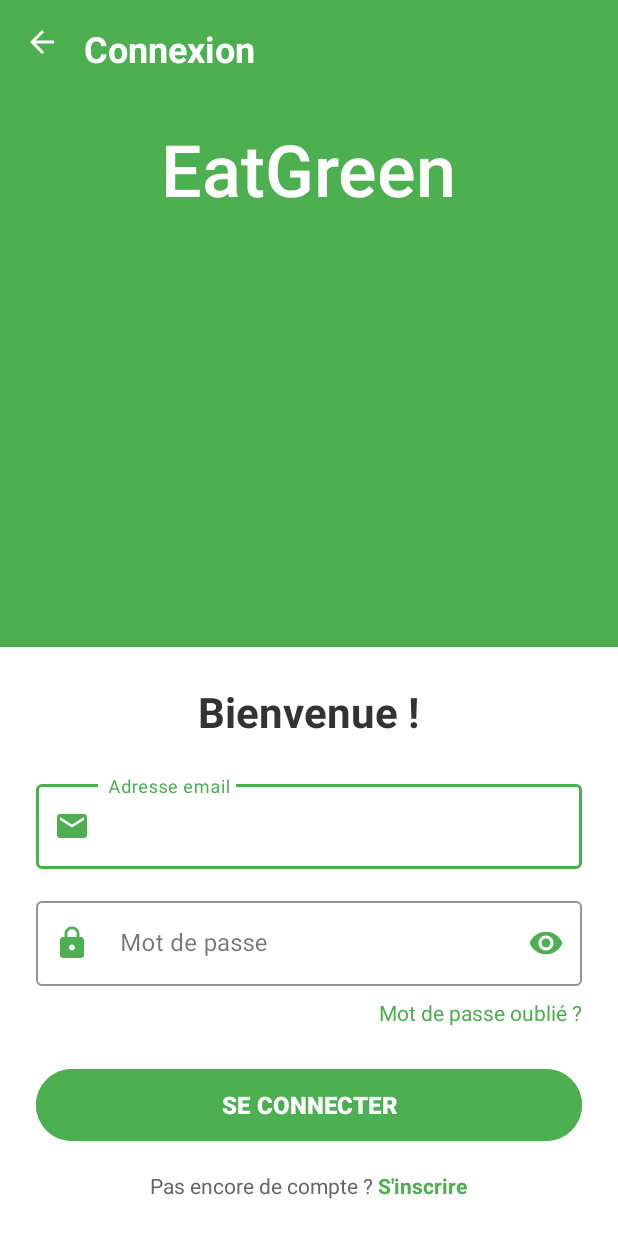
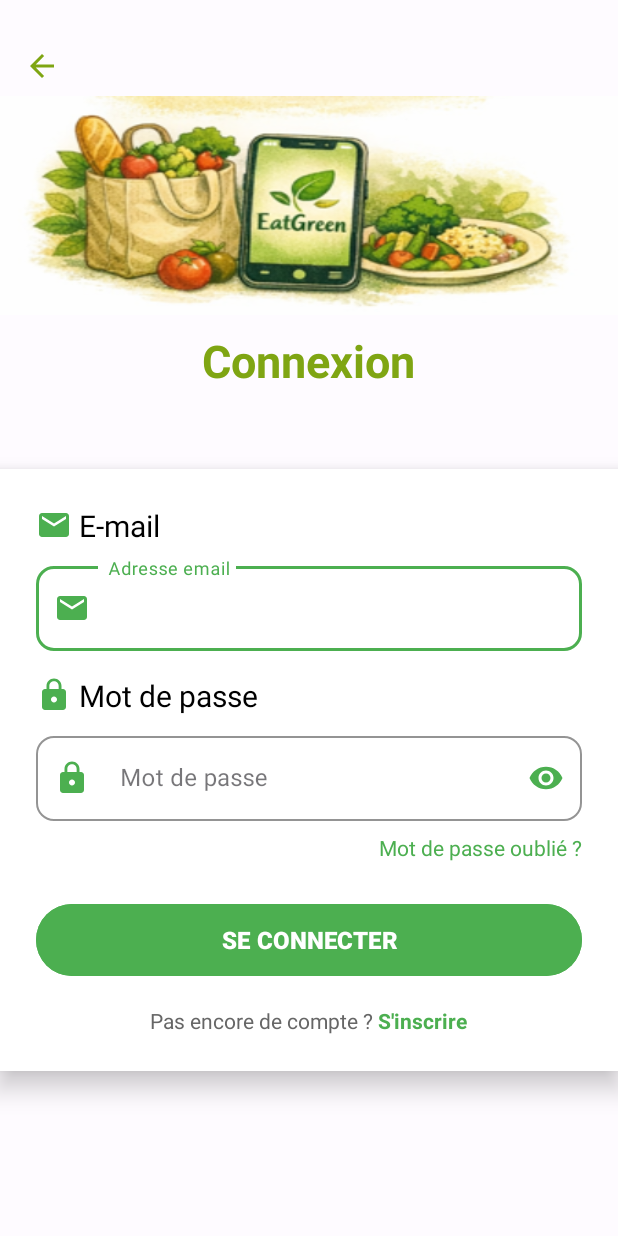
Before and after one commit to apierre1541/EatGreen, an Android app: the LoginActivity screen opened directly, with no data from a screen before it, on a phone screen of 412 x 824 dp. Run offline under Robolectric (Android 15) with nearby library versions, the light colour scheme and no system bars; our stand-ins replace Volley.

Commit message:
modification du fond de la page d'accueil + modification du style pour la page de connexion

```diff
--- a/app/src/main/res/layout/activity_login.xml
+++ b/app/src/main/res/layout/activity_login.xml
@@ -4,78 +4,89 @@
     android:id="@+id/main"
     android:layout_width="match_parent"
     android:layout_height="match_parent"
-    android:background="#4CAF50">
+    android:background="@color/material_dynamic_neutral99">
 
-    <!-- En-tête avec retour -->
+    <ImageView
+        android:id="@+id/btnBack"
+        android:layout_width="24dp"
+        android:layout_height="24dp"
+        android:layout_alignParentStart="true"
+        android:layout_alignParentTop="true"
+        android:layout_marginStart="16dp"
+        android:layout_marginTop="32dp"
+        android:src="@drawable/ic_arrow_back"
+        app:tint="#7fa513" />
+
+    <LinearLayout
+        android:id="@+id/header"
+        android:layout_width="match_parent"
+        android:layout_height="wrap_content"
+        android:layout_below="@id/btnBack"
+        android:layout_marginTop="8dp"
+        android:background="@drawable/image_suite"
+        android:orientation="horizontal"
+        android:padding="30dp">
+
+    </LinearLayout>
+
     <LinearLayout
         android:layout_width="match_parent"
         android:layout_height="wrap_content"
-        android:orientation="horizontal"
-        android:padding="16dp"
-        android:id="@+id/header">
-
-        <ImageView
-            android:id="@+id/btnBack"
-            android:layout_width="24dp"
-            android:layout_height="24dp"
-            android:src="@drawable/ic_arrow_back"
-            app:tint="#FFFFFF" />
+        android:layout_below="@id/header"
+        android:orientation="vertical"
+        android:gravity="center">
 
         <TextView
             android:layout_width="wrap_content"
             android:layout_height="wrap_content"
+            android:layout_marginTop="10dp"
+            android:layout_marginBottom="24dp"
+            android:fontFamily="aptos"
             android:text="Connexion"
-            android:textColor="#FFFFFF"
-            android:textSize="24sp"
-            android:textStyle="bold"
-            android:layout_marginStart="16dp"/>
+            android:textColor="#7fa513"
+            android:textSize="30sp"
+            android:textStyle="bold" />
     </LinearLayout>
 
-    <!-- Logo / Titre -->
-    <TextView
-        android:layout_width="wrap_content"
-        android:layout_height="wrap_content"
-        android:text="EatGreen"
-        android:textColor="#FFFFFF"
-        android:textSize="48sp"
-        android:textStyle="bold"
-        android:layout_centerHorizontal="true"
-        android:layout_marginTop="80dp"
-        android:fontFamily="sans-serif-light"/>
-
-    <!-- Formulaire de connexion -->
     <LinearLayout
         android:layout_width="match_parent"
         android:layout_height="wrap_content"
+        android:layout_alignParentBottom="true"
+        android:layout_marginBottom="110dp"
+        android:layout_marginTop="20dp"
+        android:background="#FFFFFF"
+        android:elevation="10dp"
+        android:gravity="center_horizontal"
         android:orientation="vertical"
-        android:layout_alignParentBottom="true"
-        android:background="#FFFFFF"
-        android:padding="24dp"
-        android:elevation="10dp"
-        android:layout_marginTop="20dp"
-        android:gravity="center_horizontal">
+        android:padding="24dp">
 
         <TextView
-            android:layout_width="wrap_content"
+            android:layout_width="match_parent"
             android:layout_height="wrap_content"
-            android:text="Bienvenue !"
-            android:textColor="#333333"
-            android:textSize="28sp"
-            android:textStyle="bold"
-            android:layout_marginBottom="24dp"/>
+            android:layout_marginBottom="8dp"
+            android:text=" E-mail"
+            android:textColor="@color/black"
+            android:textSize="20sp"
+            android:fontFamily="aptos"
+            android:drawableStart="@drawable/ic_email"
+            android:drawableTint="#4CAF50" />
 
         <!-- Champ Email -->
         <com.google.android.material.textfield.TextInputLayout
+            style="@style/Widget.MaterialComponents.TextInputLayout.OutlinedBox"
             android:layout_width="match_parent"
             android:layout_height="wrap_content"
-            style="@style/Widget.MaterialComponents.TextInputLayout.OutlinedBox"
+            android:layout_marginBottom="16dp"
             android:hint=" Adresse email"
-            android:layout_marginBottom="16dp"
             app:boxStrokeColor="#4CAF50"
             app:hintTextColor="#4CAF50"
+            app:startIconContentDescription="Icône email"
             app:startIconDrawable="@drawable/ic_email"
             app:startIconTint="#4CAF50"
-            app:startIconContentDescription="Icône email">
+            app:boxCornerRadiusTopStart="12dp"
+            app:boxCornerRadiusTopEnd="12dp"
+            app:boxCornerRadiusBottomStart="12dp"
+            app:boxCornerRadiusBottomEnd="12dp">
 
             <com.google.android.material.textfield.TextInputEditText
                 android:id="@+id/etEmail"
@@ -86,20 +97,35 @@
                 android:paddingEnd="12dp" />
         </com.google.android.material.textfield.TextInputLayout>
 
+        <TextView
+            android:layout_width="match_parent"
+            android:layout_height="wrap_content"
+            android:layout_marginBottom="8dp"
+            android:text=" Mot de passe"
+            android:textColor="@color/black"
+            android:textSize="20sp"
+            android:fontFamily="aptos"
+            android:drawableStart="@drawable/ic_lock"
+            android:drawableTint="#4CAF50" />
+
         <!-- Champ Mot de passe -->
         <com.google.android.material.textfield.TextInputLayout
+            style="@style/Widget.MaterialComponents.TextInputLayout.OutlinedBox"
             android:layout_width="match_parent"
             android:layout_height="wrap_content"
-            style="@style/Widget.MaterialComponents.TextInputLayout.OutlinedBox"
+            android:layout_marginBottom="8dp"
             android:hint=" Mot de passe"
-            android:layout_marginBottom="8dp"
             app:boxStrokeColor="#4CAF50"
             app:hintTextColor="#4CAF50"
+            app:passwordToggleEnabled="true"
+            app:passwordToggleTint="#4CAF50"
+            app:startIconContentDescription="Icône cadenas"
             app:startIconDrawable="@drawable/ic_lock"
             app:startIconTint="#4CAF50"
-            app:passwordToggleEnabled="true"
-            app:passwordToggleTint="#4CAF50"
-            app:startIconContentDescription="Icône cadenas">
+            app:boxCornerRadiusTopStart="12dp"
+            app:boxCornerRadiusTopEnd="12dp"
+            app:boxCornerRadiusBottomStart="12dp"
+            app:boxCornerRadiusBottomEnd="12dp">
 
             <com.google.android.material.textfield.TextInputEditText
                 android:id="@+id/etPassword"
@@ -107,7 +133,7 @@
                 android:layout_height="wrap_content"
                 android:inputType="textPassword"
                 android:paddingStart="45dp"
-                android:paddingEnd="12dp"/>
+                android:paddingEnd="12dp" />
         </com.google.android.material.textfield.TextInputLayout>
 
         <!-- Mot de passe oublié -->
@@ -115,36 +141,36 @@
             android:id="@+id/tvForgotPassword"
             android:layout_width="wrap_content"
             android:layout_height="wrap_content"
+            android:layout_gravity="end"
+            android:layout_marginBottom="24dp"
             android:text="Mot de passe oublié ?"
             android:textColor="#4CAF50"
-            android:textSize="14sp"
-            android:layout_marginBottom="24dp"
-            android:layout_gravity="end"/>
+            android:textSize="14sp" />
 
         <!-- Bouton Connexion -->
         <Button
             android:id="@+id/btnLogin"
             android:layout_width="match_parent"
             android:layout_height="56dp"
+            android:layout_marginBottom="16dp"
+            android:backgroundTint="#4CAF50"
             android:text="SE CONNECTER"
             android:textColor="#FFFFFF"
             android:textSize="16sp"
-            android:textStyle="bold"
-            android:backgroundTint="#4CAF50"
-            android:layout_marginBottom="16dp"/>
+            android:textStyle="bold" />
 
         <!-- Lien vers inscription -->
         <LinearLayout
             android:layout_width="wrap_content"
             android:layout_height="wrap_content"
-            android:orientation="horizontal"
-            android:gravity="center">
+            android:gravity="center"
+            android:orientation="horizontal">
 
             <TextView
                 android:layout_width="wrap_content"
                 android:layout_height="wrap_content"
                 android:text="Pas encore de compte ? "
-                android:textColor="#666666"/>
+                android:textColor="#666666" />
 
             <TextView
                 android:id="@+id/tvRegister"
@@ -152,7 +178,7 @@
                 android:layout_height="wrap_content"
                 android:text="S'inscrire"
                 android:textColor="#4CAF50"
-                android:textStyle="bold"/>
+                android:textStyle="bold" />
         </LinearLayout>
     </LinearLayout>
 </RelativeLayout>
```
Also changed, not shown: app/src/main/res/drawable/image_suite.png (added), 1 other file.
